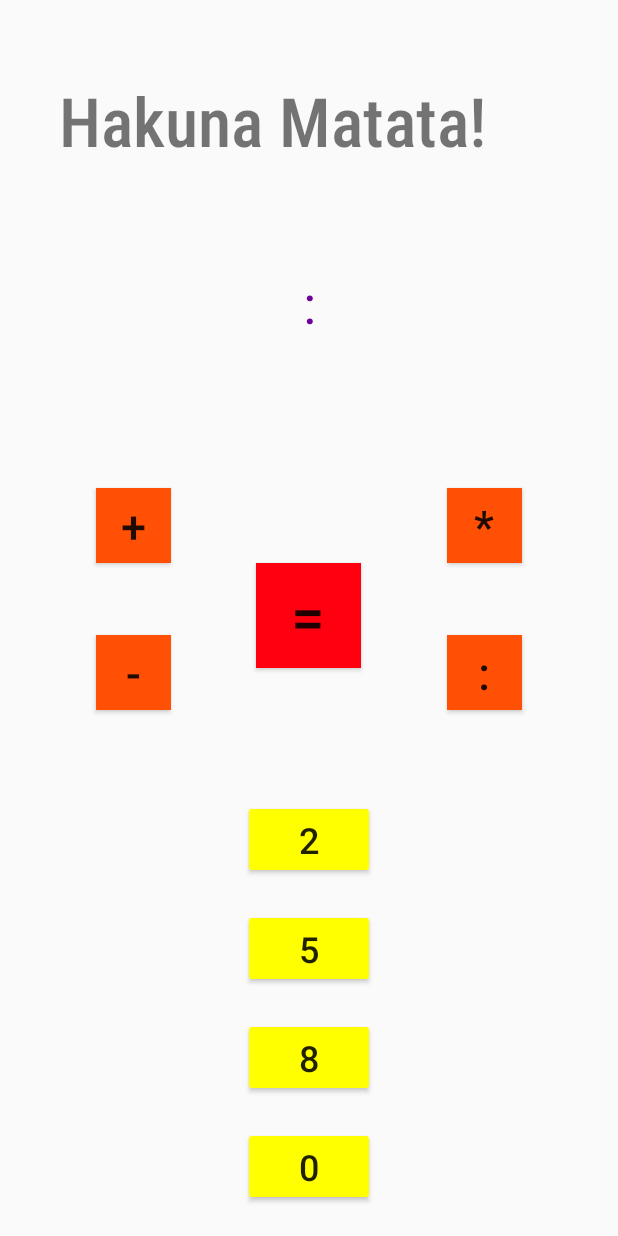
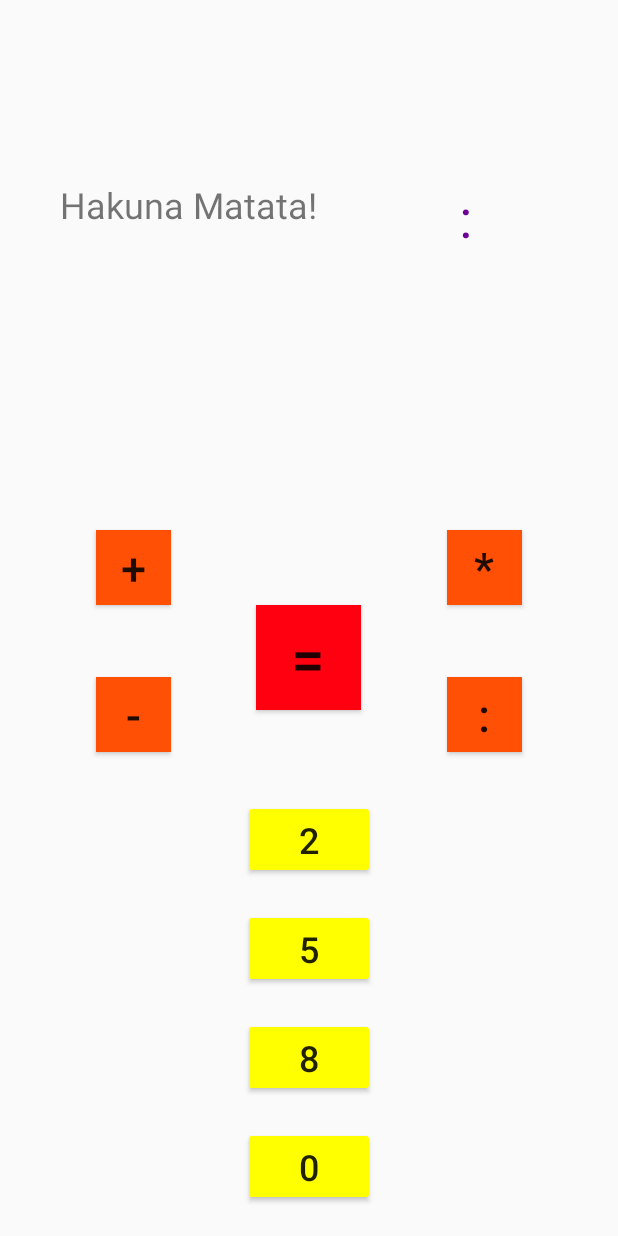
Before and after one commit to Koczabamba/FlyingBaththub, an Android app: the screen it shows after launch (MainActivity), after a tap on an icon or button, on a phone screen of 412 x 824 dp. Run offline under Robolectric (Android 15) with nearby library versions, the phone set to English and light mode, and no system bars.

Commit message:
Add files via upload

```diff
--- a/app/src/main/java/com/example/flyingbathtub/MainActivity.java
+++ b/app/src/main/java/com/example/flyingbathtub/MainActivity.java
@@ -8,6 +8,11 @@ import android.widget.Button;
 import android.widget.TextView;
 
 public class MainActivity extends AppCompatActivity {
+
+    private void przenies_wartosc(){
+        ((TextView)findViewById(R.id.previousValue)).setText(((TextView)findViewById(R.id.calcScreen)).getText());
+        ((TextView)findViewById(R.id.calcScreen)).setText("");
+    }
 
     private void wyslij_znak(String znak) {
         ((TextView) findViewById(R.id.activityScreen)).setText(znak);
@@ -30,7 +35,10 @@ public class MainActivity extends AppCompatActivity {
             @Override
             public void onClick(View v){
 //                ((Button)findViewById(R.id.buttonMultiplication)).setBackgroundColor(Color.parseColor("#ffffff"));
+            if(((TextView)findViewById(R.id.calcScreen)).getText()!="") {
                 wyslij_znak("*");
+                przenies_wartosc();
+                }
             }
         });
         Button Plus= findViewById(R.id.buttonPlus);
@@ -38,7 +46,10 @@ public class MainActivity extends AppCompatActivity {
             @Override
             public void onClick(View v){
 //                ((Button)findViewById(R.id.buttonPlus)).setBackgroundColor(Color.parseColor("#ffffff"));
+            if(((TextView)findViewById(R.id.calcScreen)).getText()!="") {
                 wyslij_znak("+");
+                przenies_wartosc();
+                }
             }
         });
         Button Division= findViewById(R.id.buttonDivision);
@@ -46,7 +57,10 @@ public class MainActivity extends AppCompatActivity {
             @Override
             public void onClick(View v){
 //                ((Button)findViewById(R.id.buttonDivision)).setBackgroundColor(Color.parseColor("#ffffff"));
+            if(((TextView)findViewById(R.id.calcScreen)).getText()!=""){
                 wyslij_znak(":");
+                przenies_wartosc();
+                }
             }
         });
         Button Minus= findViewById(R.id.buttonMinus);
@@ -54,7 +68,10 @@ public class MainActivity extends AppCompatActivity {
             @Override
             public void onClick(View v){
 //                ((Button)findViewById(R.id.buttonMinus)).setBackgroundColor(Color.parseColor("#ffffff"));
+            if(((TextView)findViewById(R.id.calcScreen)).getText()!=""){
                 wyslij_znak("-");
+                przenies_wartosc();
+                }
             }
         });
         Button Jeden= findViewById(R.id.button1);
@@ -131,7 +148,10 @@ public class MainActivity extends AppCompatActivity {
         Przecinek.setOnClickListener(new View.OnClickListener(){
             @Override
             public void onClick(View v){
-                wyslij_liczbe(",");
+//            if(((TextView)findViewById(R.id.calcScreen)).getText())
+               if(((TextView)findViewById(R.id.calcScreen)).getText()!="") {
+                   wyslij_liczbe(".");
+               }
             }
         });
         Button Rownosc= findViewById(R.id.buttonEqual);
@@ -145,6 +165,9 @@ public class MainActivity extends AppCompatActivity {
         Czysc.setOnClickListener(new View.OnClickListener(){
             @Override
             public void onClick (View v){
+                if(((TextView) findViewById(R.id.calcScreen)).getText() == ""){
+                    ((TextView) findViewById(R.id.activityScreen)).setText("");
+                };
                 ((TextView) findViewById(R.id.calcScreen)).setText("");
             }
         });
--- a/app/src/main/res/layout/activity_main.xml
+++ b/app/src/main/res/layout/activity_main.xml
@@ -10,16 +10,17 @@
     <TextView
         android:id="@+id/calcScreen"
         android:layout_width="334dp"
-        android:layout_height="127dp"
+        android:layout_height="100dp"
         android:layout_marginStart="8dp"
-        android:layout_marginTop="50dp"
+        android:layout_marginTop="20dp"
         android:layout_marginEnd="8dp"
         android:backgroundTint="@color/colorAccent"
         android:clickable="true"
         android:fontFamily="sans-serif-condensed-medium"
         android:text="Hakuna Matata!"
-        android:textSize="45sp"
+        android:textSize="40sp"
         app:layout_constraintEnd_toEndOf="parent"
+        app:layout_constraintHorizontal_bias="0.704"
         app:layout_constraintStart_toStartOf="parent"
         app:layout_constraintTop_toTopOf="parent" />
 
@@ -220,7 +221,7 @@
         android:layout_height="70dp"
         android:layout_marginStart="8dp"
         android:layout_marginEnd="8dp"
-        android:layout_marginBottom="88dp"
+        android:layout_marginBottom="60dp"
         android:background="@color/colorEqualButton"
         android:text="="
         android:textSize="40sp"
@@ -247,12 +248,19 @@
         android:id="@+id/activityScreen"
         android:layout_width="61dp"
         android:layout_height="46dp"
-        android:layout_marginStart="8dp"
-        android:layout_marginEnd="8dp"
+        android:layout_marginStart="12dp"
         android:textAlignment="center"
         android:textColor="@color/colorActivity"
         android:textSize="36sp"
-        app:layout_constraintEnd_toEndOf="parent"
+        app:layout_constraintStart_toEndOf="@+id/previousValue"
+        app:layout_constraintTop_toBottomOf="@+id/calcScreen" />
+
+    <TextView
+        android:id="@+id/previousValue"
+        android:layout_width="227dp"
+        android:layout_height="46dp"
+        android:layout_marginStart="40dp"
+        android:textSize="24sp"
         app:layout_constraintStart_toStartOf="parent"
         app:layout_constraintTop_toBottomOf="@+id/calcScreen" />
 </android.support.constraint.ConstraintLayout>
```
